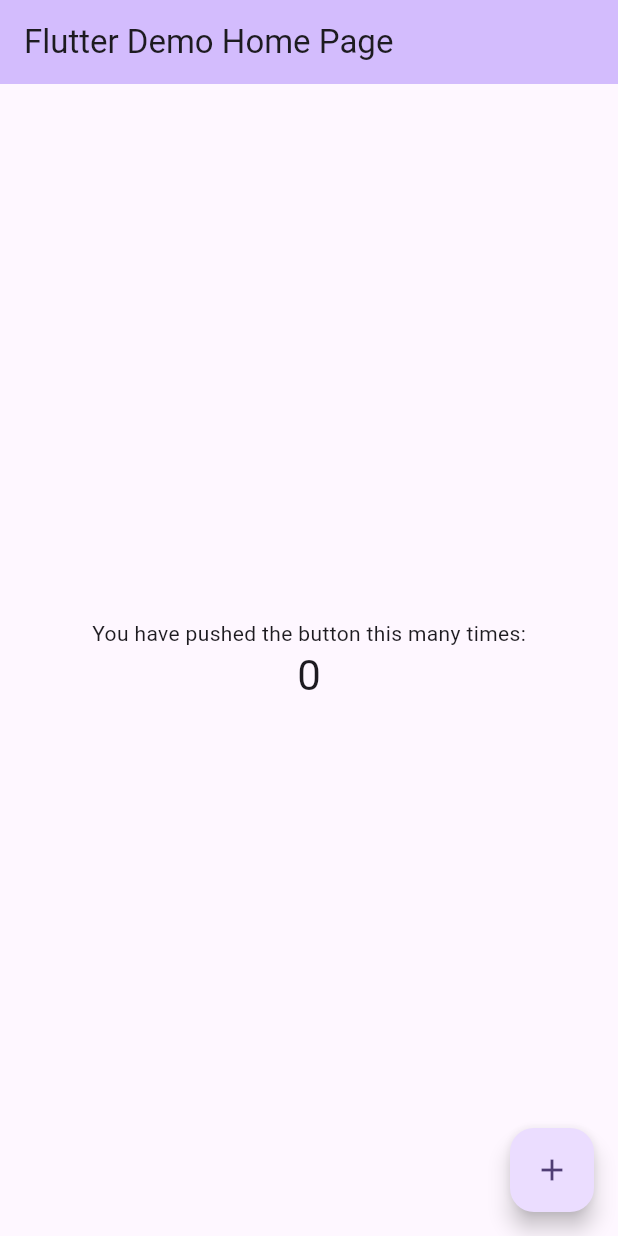
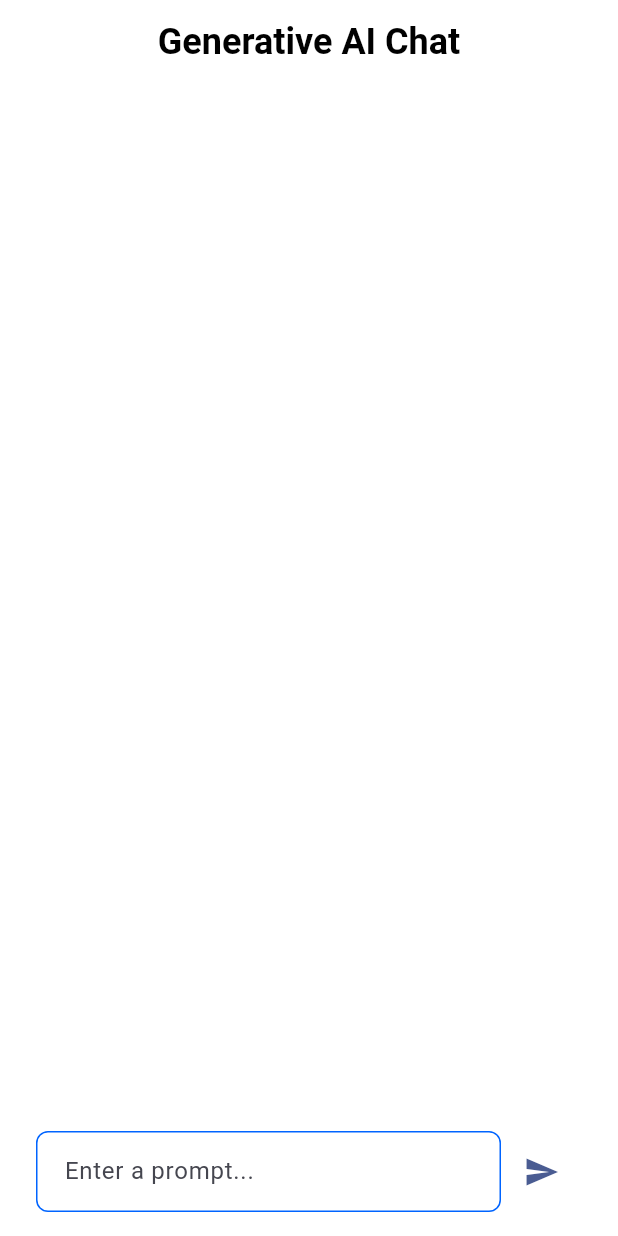
Before and after one commit to Epp-ppE/gemini_api, a Flutter app: the screen it shows after launch, on a phone screen of 412 x 824 dp. Run offline on Flutter 3.47's test engine with Material 3 defaults, Android fonts, the phone set to English and light mode, and no system bars; our stand-ins replace flutter_markdown, google_generative_ai.

Commit message:
working chat

```diff
--- a/lib/main.dart
+++ b/lib/main.dart
@@ -1,7 +1,16 @@
 import 'package:flutter/material.dart';
+import 'package:flutter/services.dart';
+import 'package:gemini_api/screens/homepage.dart';
 
 void main() {
-  runApp(const MyApp());
+  // fix the screen orientation to portrait
+  WidgetsFlutterBinding.ensureInitialized();
+  SystemChrome.setPreferredOrientations([
+    DeviceOrientation.portraitUp,
+    DeviceOrientation.portraitDown,
+  ]).then((_) {
+    runApp(const MyApp());
+  });
 }
 
 class MyApp extends StatelessWidget {
@@ -11,115 +20,80 @@ class MyApp extends StatelessWidget {
   @override
   Widget build(BuildContext context) {
     return MaterialApp(
+      debugShowCheckedModeBanner: false,
       title: 'Flutter Demo',
       theme: ThemeData(
-        // This is the theme of your application.
-        //
-        // TRY THIS: Try running your application with "flutter run". You'll see
-        // the application has a purple toolbar. Then, without quitting the app,
-        // try changing the seedColor in the colorScheme below to Colors.green
-        // and then invoke "hot reload" (save your changes or press the "hot
-        // reload" button in a Flutter-supported IDE, or press "r" if you used
-        // the command line to start the app).
-        //
-        // Notice that the counter didn't reset back to zero; the application
-        // state is not lost during the reload. To reset the state, use hot
-        // restart instead.
-        //
-        // This works for code too, not just values: Most code changes can be
-        // tested with just a hot reload.
-        colorScheme: ColorScheme.fromSeed(seedColor: Colors.deepPurple),
+        colorScheme: ColorScheme.fromSeed(seedColor: Color(0xff0064FF)),
         useMaterial3: true,
+        primaryColor: Color(0xff0064FF),
+        scaffoldBackgroundColor: Colors.white,
+        appBarTheme: AppBarTheme(
+          backgroundColor: Color(0xff0064FF),
+          elevation: 0,
+          titleTextStyle: TextStyle(
+            color: Colors.white,
+            fontSize: 20,
+            fontWeight: FontWeight.bold,
+          ),
+          iconTheme: IconThemeData(
+            color: Colors.white,
+          ),
+        ),
+        textTheme: TextTheme(
+          displayLarge: TextStyle(
+            fontSize: 24,
+            fontWeight: FontWeight.bold,
+            color: Color(0xff0064FF),
+          ),
+          titleLarge: TextStyle(
+            fontSize: 20,
+            fontWeight: FontWeight.bold,
+            color: Colors.black,
+          ),
+          bodyMedium: TextStyle(
+            fontSize: 16,
+            color: Colors.black87,
+          ),
+          titleMedium: TextStyle(
+            fontSize: 14,
+            color: Colors.grey,
+          ),
+        ),
+        inputDecorationTheme: InputDecorationTheme(
+          border: OutlineInputBorder(
+            borderRadius: BorderRadius.circular(8),
+            borderSide: BorderSide(color: Color(0xff0064FF)),
+          ),
+          focusedBorder: OutlineInputBorder(
+            borderRadius: BorderRadius.circular(8),
+            borderSide: BorderSide(color: Color(0xff0064FF)),
+          ),
+          enabledBorder: OutlineInputBorder(
+            borderRadius: BorderRadius.circular(8),
+            borderSide: BorderSide(color: Color(0xff0064FF)),
+          ),
+          labelStyle: TextStyle(color: Color(0xff0064FF)),
+          suffixIconColor: Color(0xff0064FF),
+        ),
+        checkboxTheme: CheckboxThemeData(
+          shape: RoundedRectangleBorder(
+            borderRadius: BorderRadius.circular(4),
+          ),
+          fillColor: WidgetStateProperty.all(Color(0xff0064FF)),
+        ),
+        buttonTheme: ButtonThemeData(
+          shape: RoundedRectangleBorder(
+            borderRadius: BorderRadius.circular(8),
+          ),
+          buttonColor: Color(0xff0064FF),
+          textTheme: ButtonTextTheme.primary,
+        ),
+        floatingActionButtonTheme: FloatingActionButtonThemeData(
+          backgroundColor: Color(0xff0064FF),
+          foregroundColor: Colors.white,
+        ),
       ),
-      home: const MyHomePage(title: 'Flutter Demo Home Page'),
+      home: Homepage(),
     );
   }
 }
-
-class MyHomePage extends StatefulWidget {
-  const MyHomePage({super.key, required this.title});
-
-  // This widget is the home page of your application. It is stateful, meaning
-  // that it has a State object (defined below) that contains fields that affect
-  // how it looks.
-
-  // This class is the configuration for the state. It holds the values (in this
-  // case the title) provided by the parent (in this case the App widget) and
-  // used by the build method of the State. Fields in a Widget subclass are
-  // always marked "final".
-
-  final String title;
-
-  @override
-  State<MyHomePage> createState() => _MyHomePageState();
-}
-
-class _MyHomePageState extends State<MyHomePage> {
-  int _counter = 0;
-
-  void _incrementCounter() {
-    setState(() {
-      // This call to setState tells the Flutter framework that something has
-      // changed in this State, which causes it to rerun the build method below
-      // so that the display can reflect the updated values. If we changed
-      // _counter without calling setState(), then the build method would not be
-      // called again, and so nothing would appear to happen.
-      _counter++;
-    });
-  }
-
-  @override
-  Widget build(BuildContext context) {
-    // This method is rerun every time setState is called, for instance as done
-    // by the _incrementCounter method above.
-    //
-    // The Flutter framework has been optimized to make rerunning build methods
-    // fast, so that you can just rebuild anything that needs updating rather
-    // than having to individually change instances of widgets.
-    return Scaffold(
-      appBar: AppBar(
-        // TRY THIS: Try changing the color here to a specific color (to
-        // Colors.amber, perhaps?) and trigger a hot reload to see the AppBar
-        // change color while the other colors stay the same.
-        backgroundColor: Theme.of(context).colorScheme.inversePrimary,
-        // Here we take the value from the MyHomePage object that was created by
-        // the App.build method, and use it to set our appbar title.
-        title: Text(widget.title),
-      ),
-      body: Center(
-        // Center is a layout widget. It takes a single child and positions it
-        // in the middle of the parent.
-        child: Column(
-          // Column is also a layout widget. It takes a list of children and
-          // arranges them vertically. By default, it sizes itself to fit its
-          // children horizontally, and tries to be as tall as its parent.
-          //
-          // Column has various properties to control how it sizes itself and
-          // how it positions its children. Here we use mainAxisAlignment to
-          // center the children vertically; the main axis here is the vertical
-          // axis because Columns are vertical (the cross axis would be
-          // horizontal).
-          //
-          // TRY THIS: Invoke "debug painting" (choose the "Toggle Debug Paint"
-          // action in the IDE, or press "p" in the console), to see the
-          // wireframe for each widget.
-          mainAxisAlignment: MainAxisAlignment.center,
-          children: <Widget>[
-            const Text(
-              'You have pushed the button this many times:',
-            ),
-            Text(
-              '$_counter',
-              style: Theme.of(context).textTheme.headlineMedium,
-            ),
-          ],
-        ),
-      ),
-      floatingActionButton: FloatingActionButton(
-        onPressed: _incrementCounter,
-        tooltip: 'Increment',
-        child: const Icon(Icons.add),
-      ), // This trailing comma makes auto-formatting nicer for build methods.
-    );
-  }
-}
--- /dev/null
+++ b/lib/screens/homepage.dart
@@ -0,0 +1,207 @@
+import 'package:flutter/material.dart';
+import 'package:gemini_api/widgets/message_widget.dart';
+import 'package:google_generative_ai/google_generative_ai.dart';
+
+class Homepage extends StatefulWidget {
+  const Homepage({super.key});
+
+  @override
+  State<Homepage> createState() => _HomepageState();
+}
+
+class _HomepageState extends State<Homepage> {
+  late final GenerativeModel _model;
+  late final ChatSession _chatSession;
+  final FocusNode _textFieldFocus = FocusNode();
+  final TextEditingController _textController = TextEditingController();
+  final ScrollController _scrollController = ScrollController();
+  bool _loading = false;
+
+  @override
+  void initState() {
+    super.initState();
+    _model = GenerativeModel(
+      model: 'gemini-pro',
+      apiKey: "AIzaSyA60WSsvU6s3CiwB9H52PRIcAuejKSDLms"
+    );
+    _chatSession = _model.startChat();
+  }
+
+  @override
+  Widget build(BuildContext context) {
+    return Scaffold(
+      // resizeToAvoidBottomInset: false,
+      appBar: AppBar(
+        scrolledUnderElevation: 0,
+        backgroundColor: Colors.transparent,
+        title: const Text(
+          'Generative AI Chat',
+          style: TextStyle(
+            color: Colors.black,
+            fontSize: 24,
+            // fontWeight: FontWeight.bold
+          )
+        ),
+        // make title center
+        centerTitle: true,
+        elevation: 0,
+      ),
+      body: Column(
+        mainAxisAlignment: MainAxisAlignment.center,
+        crossAxisAlignment: CrossAxisAlignment.start,
+        children: [
+          Expanded(
+            child: ListView.builder(
+              controller: _scrollController,
+              itemCount: _chatSession.history.length,
+              itemBuilder: (context, index) {
+                debugPrint('building item $index...');
+                final Content content = _chatSession.history.toList()[index];
+                final texts = content.parts.whereType<TextPart>().map<String>((e) => e.text).join('');
+                return MessageWidget(
+                  text: texts,
+                  isFromUser: content.role == 'user'
+                );
+              }
+            ),
+          ),
+          Padding(
+            padding: const EdgeInsets.symmetric(horizontal: 24, vertical: 16),
+            child: Row(
+              mainAxisAlignment: MainAxisAlignment.spaceEvenly,
+              children: [
+                Expanded(
+                  child: TextField(
+                    autocorrect: true,
+                    focusNode: _textFieldFocus,
+                    decoration: textFieldDecoration(),
+                    controller: _textController,
+                    onSubmitted: _sendChatMessage,
+                  )
+                ),
+                InkWell(
+                  onTap: () => _sendChatMessage(_textController.text),
+                  child: Container(
+                    padding: const EdgeInsets.all(15),
+                    // decoration: BoxDecoration(
+                    //   color: Theme.of(context).colorScheme.primary,
+                    //   borderRadius: BorderRadius.circular(15)
+                    // ),
+                    child: _loading
+                      ? CircularProgressIndicator(
+                          valueColor: AlwaysStoppedAnimation<Color>(Theme.of(context).colorScheme.primary),
+                        )
+                      : Icon(
+                          Icons.send,
+                          color: Theme.of(context).colorScheme.primary,
+                        )
+                  )
+                )
+              ]
+            )
+          )
+        ],
+      )
+    );
+  }
+
+  Future<void> _sendChatMessage(String message) async {
+    if (message.trim().isEmpty) {
+      // Do not send the message if it is empty or contains only whitespace
+      return;
+    }
+
+    setState((){
+      debugPrint('setting state to loading...');
+      _loading = true;
+    });
+
+    try {
+      debugPrint('entering try block...');
+      final response = await _chatSession.sendMessage(
+        Content.text(message),
+      );
+      final text = response.text;
+      debugPrint('got response...');
+      if (text == null){
+        debugPrint('text is null...');
+        _showError('No response from API.');
+        return;
+      } else {
+        debugPrint('text is not null...');
+        debugPrint(text);
+        setState(() {
+          debugPrint('setting state to loading...');
+          _loading = false;
+          _scrollDown();
+        });
+      }
+    } catch (e) {
+      _showError(e.toString());
+      setState(() {
+        _loading = false;
+      });
+    } finally {
+      _textController.clear();
+      setState(() {
+        _loading = false;
+      });
+      _textFieldFocus.requestFocus();
+    }
+  }
+
+  InputDecoration textFieldDecoration() {
+    return InputDecoration(
+      contentPadding: const EdgeInsets.all(15),
+      hintText: "Enter a prompt...",
+      border: OutlineInputBorder(
+        borderRadius: BorderRadius.circular(15),
+        borderSide: BorderSide(
+          color: Theme.of(context).colorScheme.primary,
+          width: 2
+        )
+      ),
+      focusedBorder: OutlineInputBorder(
+        borderRadius: BorderRadius.circular(15),
+        borderSide: BorderSide(
+          color: Theme.of(context).colorScheme.secondary,
+          width: 2
+        )
+      ),
+
+    );
+  }
+
+  void _showError(String message) {
+    debugPrint('showing error...');
+    showDialog<void>(
+      context: context,
+      builder: (context) {
+        return AlertDialog(
+          title: const Text('Something went wrong!'),
+          content: SingleChildScrollView(
+            child: SelectableText(message),
+          ),
+          actions: [
+            TextButton(
+              onPressed: () => Navigator.of(context).pop(),
+              child: const Text('OK')
+            )
+          ]
+        );
+      }
+
+    );
+  }
+
+  void _scrollDown() {
+    debugPrint('entering scroll down...');
+    WidgetsBinding.instance.addPostFrameCallback(
+      (_) => _scrollController.animateTo(
+        _scrollController.position.maxScrollExtent,
+        duration: const Duration(milliseconds: 750),
+        curve: Curves.easeInOut
+      )
+    );
+  }
+}
--- a/pubspec.yaml
+++ b/pubspec.yaml
@@ -35,6 +35,8 @@ dependencies:
   # The following adds the Cupertino Icons font to your application.
   # Use with the CupertinoIcons class for iOS style icons.
   cupertino_icons: ^1.0.6
+  google_generative_ai: ^0.4.3
+  flutter_markdown: ^0.7.1
 
 dev_dependencies:
   flutter_test:
```
Also changed, not shown: lib/widgets/message_widget.dart (added, +38 -0 lines), pubspec.lock.
